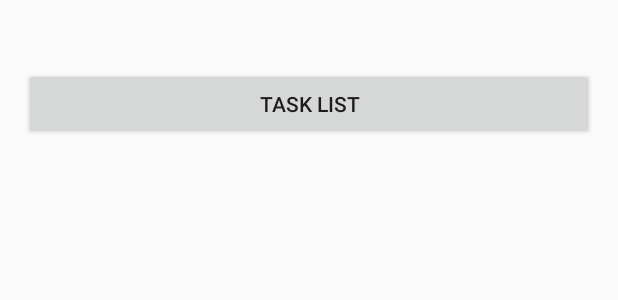
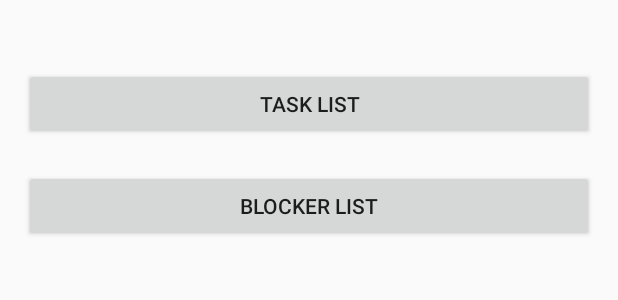
Before and after one commit to Ivan-Veselov/atum, an Android app: the layout activity_main.xml on its own in the app's theme, with its tools: preview values and no code run, on a phone screen of 412 x 824 dp. Shown: the top 300 px of the screen. Run offline under Robolectric (Android 15) with nearby library versions, the phone set to English and light mode, and no system bars.

Commit message:
Add blocker list.

```diff
--- a/app/src/main/res/layout/activity_main.xml
+++ b/app/src/main/res/layout/activity_main.xml
@@ -21,4 +21,16 @@
         android:onClick="onTaskListClick"
         />
 
+    <Button
+        android:text="Blocker List"
+        android:layout_width="wrap_content"
+        android:layout_height="wrap_content"
+        android:layout_below="@+id/task_list_button"
+        android:layout_marginTop="20dp"
+        android:id="@+id/button"
+        android:layout_alignParentEnd="true"
+        android:layout_alignParentStart="true"
+        android:onClick="onBlockerListClick"
+        />
+
 </RelativeLayout>
```
Also changed, not shown: app/src/main/java/ru/spbau/mit/atum/MainActivity.java (+19 -8 lines), app/src/main/java/ru/spbau/mit/atum/TaskListActivity.java (+19 -13 lines).
